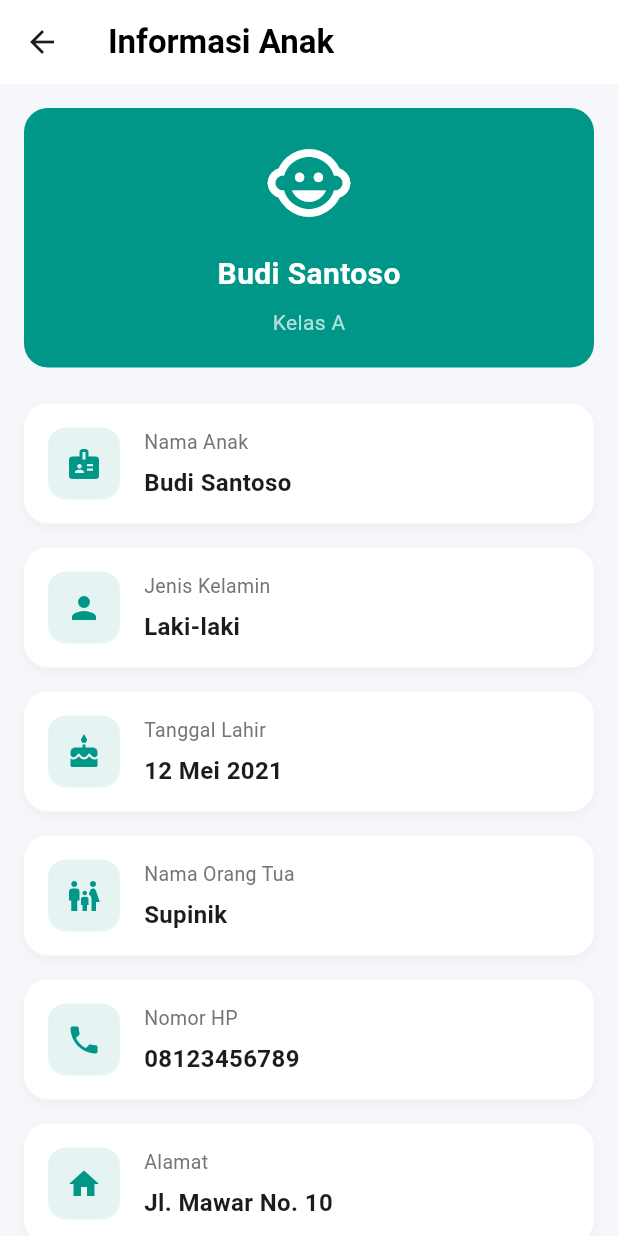
After one commit to ajengmaulida364-ops/Mobile_PBL_Kelompok6, a Flutter app: the InformasiAnakScreen screen opened directly, on a phone screen of 412 x 824 dp. The commit adds this screen. Run offline on Flutter 3.47's test engine with Material 3 defaults, Android fonts, the phone set to English and light mode, and no system bars; network calls fail.

Commit message:
dashboard parent

```diff
--- /dev/null
+++ b/lib/screens/parent/informasi_anak_screen.dart
@@ -0,0 +1,202 @@
+import 'package:flutter/material.dart';
+
+class InformasiAnakScreen extends StatelessWidget {
+  const InformasiAnakScreen({super.key});
+
+  @override
+  Widget build(BuildContext context) {
+
+    return Scaffold(
+      backgroundColor: const Color(0xffF5F7FA),
+
+      appBar: AppBar(
+        backgroundColor: Colors.white,
+        elevation: 0,
+
+        title: const Text(
+          "Informasi Anak",
+
+          style: TextStyle(
+            color: Colors.black,
+            fontWeight: FontWeight.bold,
+          ),
+        ),
+      ),
+
+      body: SingleChildScrollView(
+        padding: const EdgeInsets.all(16),
+
+        child: Column(
+          children: [
+
+            /// CARD PROFILE ANAK
+            Container(
+              width: double.infinity,
+              padding: const EdgeInsets.all(20),
+
+              decoration: BoxDecoration(
+                color: Colors.teal,
+
+                borderRadius: BorderRadius.circular(16),
+              ),
+
+              child: Column(
+                children: [
+
+                  const Icon(
+                    Icons.child_care,
+                    size: 60,
+                    color: Colors.white,
+                  ),
+
+                  const SizedBox(height: 16),
+
+                  const Text(
+                    "Budi Santoso",
+
+                    style: TextStyle(
+                      color: Colors.white,
+                      fontSize: 20,
+                      fontWeight: FontWeight.bold,
+                    ),
+                  ),
+
+                  const SizedBox(height: 8),
+
+                  const Text(
+                    "Kelas A",
+
+                    style: TextStyle(
+                      color: Colors.white70,
+                    ),
+                  ),
+                ],
+              ),
+            ),
+
+            const SizedBox(height: 24),
+
+            /// DETAIL INFORMASI
+            infoCard(
+              icon: Icons.badge,
+              title: "Nama Anak",
+              value: "Budi Santoso",
+            ),
+
+            infoCard(
+              icon: Icons.person,
+              title: "Jenis Kelamin",
+              value: "Laki-laki",
+            ),
+
+            infoCard(
+              icon: Icons.cake,
+              title: "Tanggal Lahir",
+              value: "12 Mei 2021",
+            ),
+
+            infoCard(
+              icon: Icons.family_restroom,
+              title: "Nama Orang Tua",
+              value: "Supinik",
+            ),
+
+            infoCard(
+              icon: Icons.phone,
+              title: "Nomor HP",
+              value: "08123456789",
+            ),
+
+            infoCard(
+              icon: Icons.home,
+              title: "Alamat",
+              value: "Jl. Mawar No. 10",
+            ),
+          ],
+        ),
+      ),
+    );
+  }
+
+  Widget infoCard({
+    required IconData icon,
+    required String title,
+    required String value,
+  }) {
+
+    return Container(
+      width: double.infinity,
+      margin: const EdgeInsets.only(bottom: 16),
+      padding: const EdgeInsets.all(16),
+
+      decoration: BoxDecoration(
+        color: Colors.white,
+
+        borderRadius: BorderRadius.circular(16),
+
+        boxShadow: [
+
+          BoxShadow(
+            color: Colors.grey.withValues(alpha: 0.1),
+
+            blurRadius: 6,
+
+            offset: const Offset(0, 3),
+          ),
+        ],
+      ),
+
+      child: Row(
+        children: [
+
+          Container(
+            padding: const EdgeInsets.all(12),
+
+            decoration: BoxDecoration(
+              color: Colors.teal.withOpacity(0.1),
+
+              borderRadius: BorderRadius.circular(12),
+            ),
+
+            child: Icon(
+              icon,
+              color: Colors.teal,
+            ),
+          ),
+
+          const SizedBox(width: 16),
+
+          Expanded(
+            child: Column(
+              crossAxisAlignment:
+                  CrossAxisAlignment.start,
+
+              children: [
+
+                Text(
+                  title,
+
+                  style: TextStyle(
+                    color: Colors.grey[600],
+                    fontSize: 13,
+                  ),
+                ),
+
+                const SizedBox(height: 6),
+
+                Text(
+                  value,
+
+                  style: const TextStyle(
+                    fontWeight: FontWeight.bold,
+                    fontSize: 16,
+                  ),
+                ),
+              ],
+            ),
+          ),
+        ],
+      ),
+    );
+  }
+}
```
Also changed, not shown: lib/screens/auth/login_screen.dart (+76 -167 lines), lib/screens/parent/dashboard_parent_screen.dart (+257 -0 lines), lib/screens/parent/detail_pembayaran_screen.dart (added), lib/screens/parent/kegiatan_anak_screen.dart (added), lib/screens/parent/pembayaran_anak_screen.dart (added), lib/screens/parent/perkembangan_anak_screen.dart (added).
